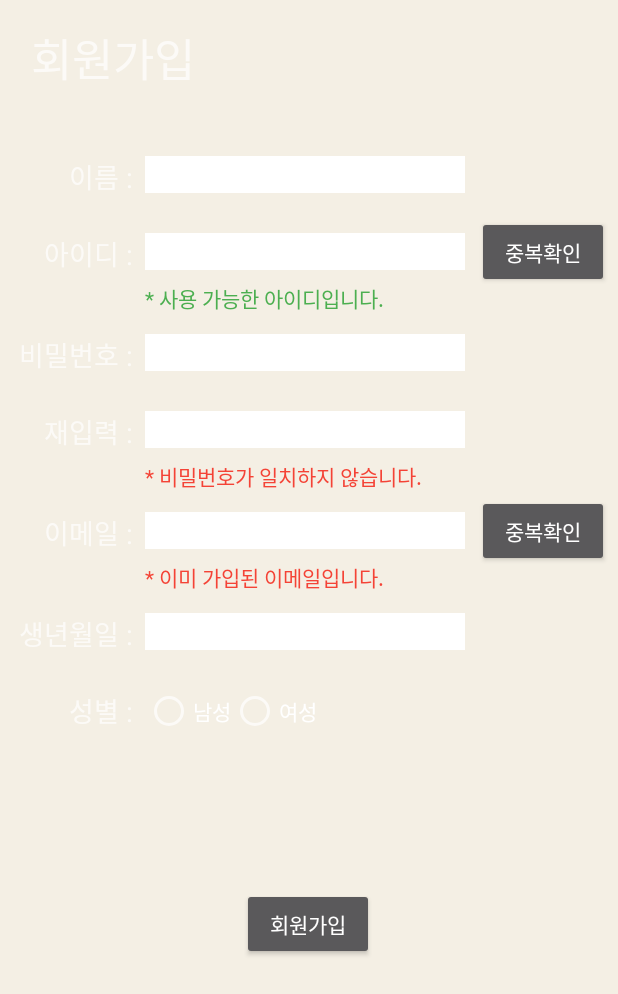
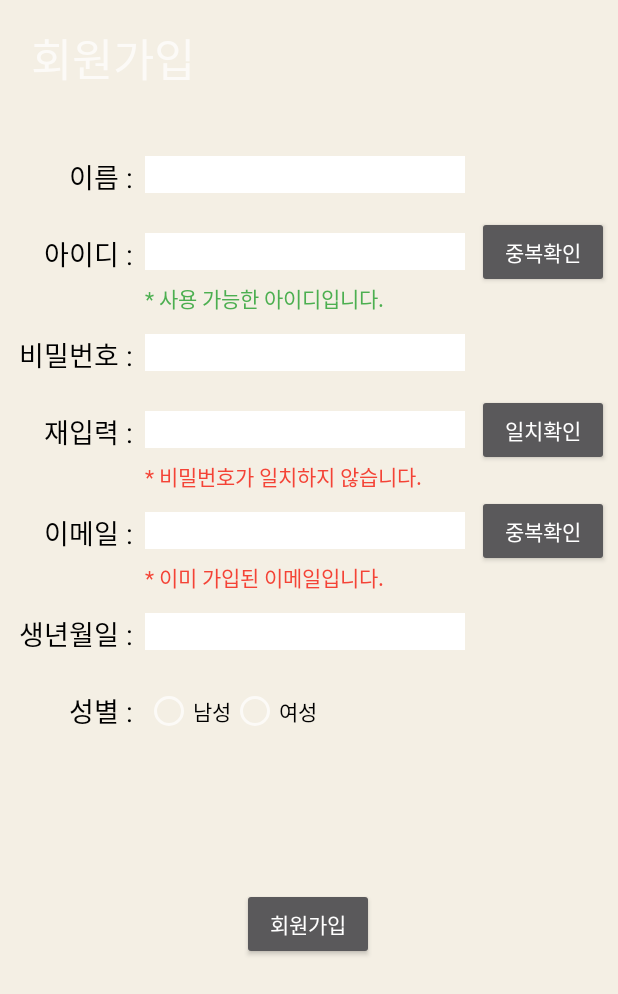
Before and after one commit to BaeYuJin/HADessert, an Android app: the layout activity_signup.xml on its own in the app's theme, with its tools: preview values and no code run, on a phone screen of 412 x 824 dp. Shown: the top 994 px of the screen. Run offline under Robolectric (Android 15) with nearby library versions, the phone set to English and light mode, and no system bars.

Commit message:
2021-08-10

```diff
--- a/app/src/main/res/layout/activity_signup.xml
+++ b/app/src/main/res/layout/activity_signup.xml
@@ -36,6 +36,7 @@
         android:layout_height="wrap_content"
         android:layout_marginTop="104dp"
         android:text="이름 :"
+        android:textColor="#000000"
         android:textSize="18sp"
         app:layout_constraintEnd_toEndOf="parent"
         app:layout_constraintHorizontal_bias="0.124"
@@ -48,6 +49,7 @@
         android:layout_height="wrap_content"
         android:layout_marginTop="24dp"
         android:text="아이디 :"
+        android:textColor="#000000"
         android:textSize="18sp"
         app:layout_constraintEnd_toEndOf="@+id/nametext"
         app:layout_constraintTop_toBottomOf="@+id/nametext" />
@@ -58,6 +60,7 @@
         android:layout_height="wrap_content"
         android:layout_marginTop="40dp"
         android:text="비밀번호 :"
+        android:textColor="#000000"
         android:textSize="18sp"
         app:layout_constraintEnd_toEndOf="@+id/idtext"
         app:layout_constraintTop_toBottomOf="@+id/idtext" />
@@ -68,6 +71,7 @@
         android:layout_height="wrap_content"
         android:layout_marginTop="24dp"
         android:text="재입력 :"
+        android:textColor="#000000"
         android:textSize="18sp"
         app:layout_constraintEnd_toEndOf="@+id/pwtext"
         app:layout_constraintTop_toBottomOf="@+id/pwtext" />
@@ -78,6 +82,7 @@
         android:layout_height="wrap_content"
         android:layout_marginTop="40dp"
         android:text="이메일 :"
+        android:textColor="#000000"
         android:textSize="18sp"
         app:layout_constraintEnd_toEndOf="@+id/pwchecktext"
         app:layout_constraintTop_toBottomOf="@+id/pwchecktext" />
@@ -88,6 +93,7 @@
         android:layout_height="wrap_content"
         android:layout_marginTop="40dp"
         android:text="생년월일 :"
+        android:textColor="#000000"
         android:textSize="18sp"
         app:layout_constraintEnd_toEndOf="@+id/emailtext"
         app:layout_constraintTop_toBottomOf="@+id/emailtext" />
@@ -98,6 +104,7 @@
         android:layout_height="wrap_content"
         android:layout_marginTop="24dp"
         android:text="성별 :"
+        android:textColor="#000000"
         android:textSize="18sp"
         app:layout_constraintEnd_toEndOf="@+id/birthtext"
         app:layout_constraintTop_toBottomOf="@+id/birthtext" />
@@ -192,6 +199,7 @@
         app:layout_constraintTop_toTopOf="@+id/birthtext" />
 
     <RadioGroup
+        android:id="@+id/radiogroup"
         android:layout_width="wrap_content"
         android:layout_height="wrap_content"
         android:layout_marginStart="8dp"
@@ -204,13 +212,15 @@
             android:id="@+id/male_rbt"
             android:layout_width="wrap_content"
             android:layout_height="wrap_content"
-            android:text="남성" />
+            android:text="남성"
+            android:textColor="#000000" />
 
         <RadioButton
             android:id="@+id/female_rbt"
             android:layout_width="wrap_content"
             android:layout_height="wrap_content"
-            android:text="여성" />
+            android:text="여성"
+            android:textColor="#000000" />
     </RadioGroup>
 
     <TextView
@@ -243,4 +253,14 @@
         app:layout_constraintStart_toStartOf="@+id/email"
         app:layout_constraintTop_toBottomOf="@+id/email" />
 
+    <Button
+        android:id="@+id/pwbtn"
+        android:layout_width="wrap_content"
+        android:layout_height="wrap_content"
+        android:layout_marginStart="8dp"
+        android:text="일치확인"
+        app:layout_constraintBottom_toBottomOf="@+id/pwcheck"
+        app:layout_constraintStart_toEndOf="@+id/pwcheck"
+        app:layout_constraintTop_toTopOf="@+id/pwcheck" />
+
 </androidx.constraintlayout.widget.ConstraintLayout>
```
Also changed, not shown: app/src/main/java/com/example/had/SignupActvity.kt (+18 -0 lines).
